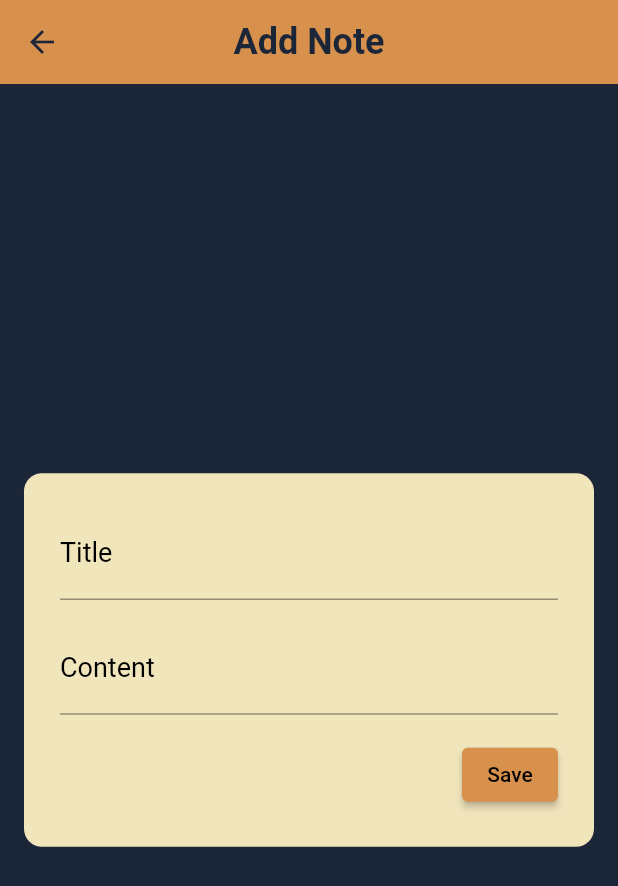
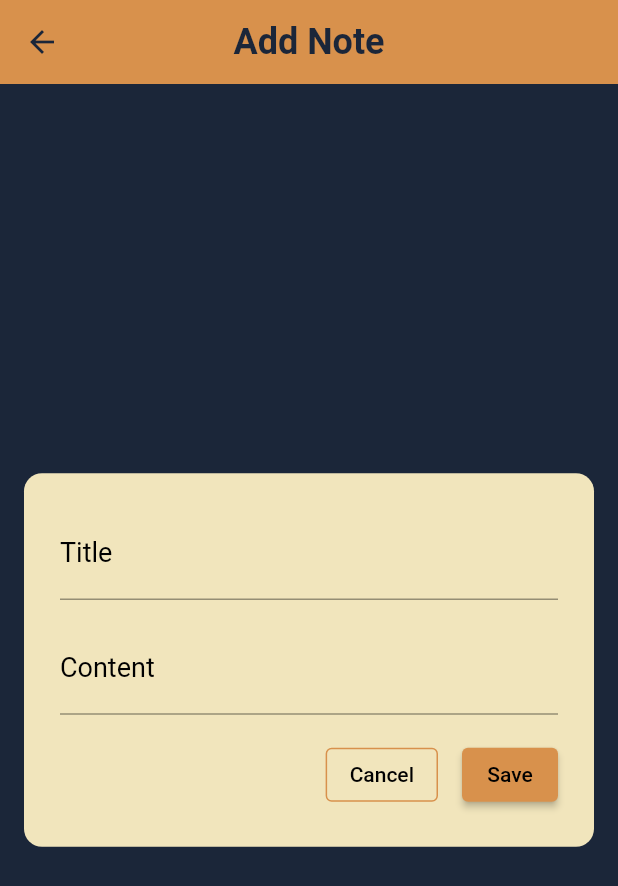
Before and after one commit to MateuszJajkowicz/ToDo-Flutter-App, a Flutter app: the AddNotePage screen opened by its route, on a phone screen of 412 x 824 dp. Shown: the top 886 px of the screen. Run offline on Flutter 3.47's test engine with Material 2 defaults, Android fonts, the phone set to English and light mode, and no system bars.

Commit message:
Added Custom Button

```diff
--- /dev/null
+++ b/lib/components/custom_button.dart
@@ -0,0 +1,42 @@
+import 'package:flutter/material.dart';
+
+class CustomButton extends StatelessWidget {
+  final ButtonType buttonType;
+  final String text;
+  final VoidCallback onPressed;
+
+  const CustomButton({
+    super.key,
+    required this.buttonType,
+    required this.text,
+    required this.onPressed,
+  });
+
+  @override
+  Widget build(BuildContext context) {
+    return buttonType == ButtonType.elevated
+        ? ElevatedButton(
+            onPressed: onPressed,
+            child: Text(
+              text,
+              style: const TextStyle(color: Colors.black),
+            ),
+          )
+        : OutlinedButton(
+            onPressed: onPressed,
+            style: ButtonStyle(
+              side: MaterialStateProperty.resolveWith<BorderSide>(
+                (states) {
+                  return const BorderSide(color: Color(0xFFd8914c));
+                },
+              ),
+            ),
+            child: Text(text, style: const TextStyle(color: Colors.black)),
+          );
+  }
+}
+
+enum ButtonType {
+  elevated,
+  outlined,
+}
--- a/lib/pages/add_note_page.dart
+++ b/lib/pages/add_note_page.dart
@@ -1,4 +1,5 @@
 import 'package:flutter/material.dart';
+import 'package:todo/components/custom_button.dart';
 import 'package:todo/models/note_model.dart';
 
 class AddNotePage extends StatelessWidget {
@@ -60,19 +61,32 @@ class AddNotePage extends StatelessWidget {
                   ),
                   const SizedBox(height: 16.0),
 
-                  // save button
                   Align(
                     alignment: Alignment.centerRight,
-                    child: ElevatedButton(
-                      onPressed: () {
-                        _saveNoteAndGoBack(context);
-                      },
-                      child: const Text(
-                        'Save',
-                        style: TextStyle(color: Colors.black),
-                      ),
+                    child: Row(
+                      mainAxisSize: MainAxisSize.min,
+                      children: [
+                        // Cancel button
+                        CustomButton(
+                          buttonType: ButtonType.outlined,
+                          text: 'Cancel',
+                          onPressed: () {
+                            Navigator.pop(context);
+                          },
+                        ),
+                        const SizedBox(width: 16),
+
+                        // Save button
+                        CustomButton(
+                          buttonType: ButtonType.elevated,
+                          text: "Save",
+                          onPressed: () {
+                            _saveNoteAndGoBack(context);
+                          },
+                        ),
+                      ],
                     ),
-                  ),
+                  )
                 ],
               ),
             ),
```
Also changed, not shown: lib/components/custom_dialog.dart (+11 -18 lines).
